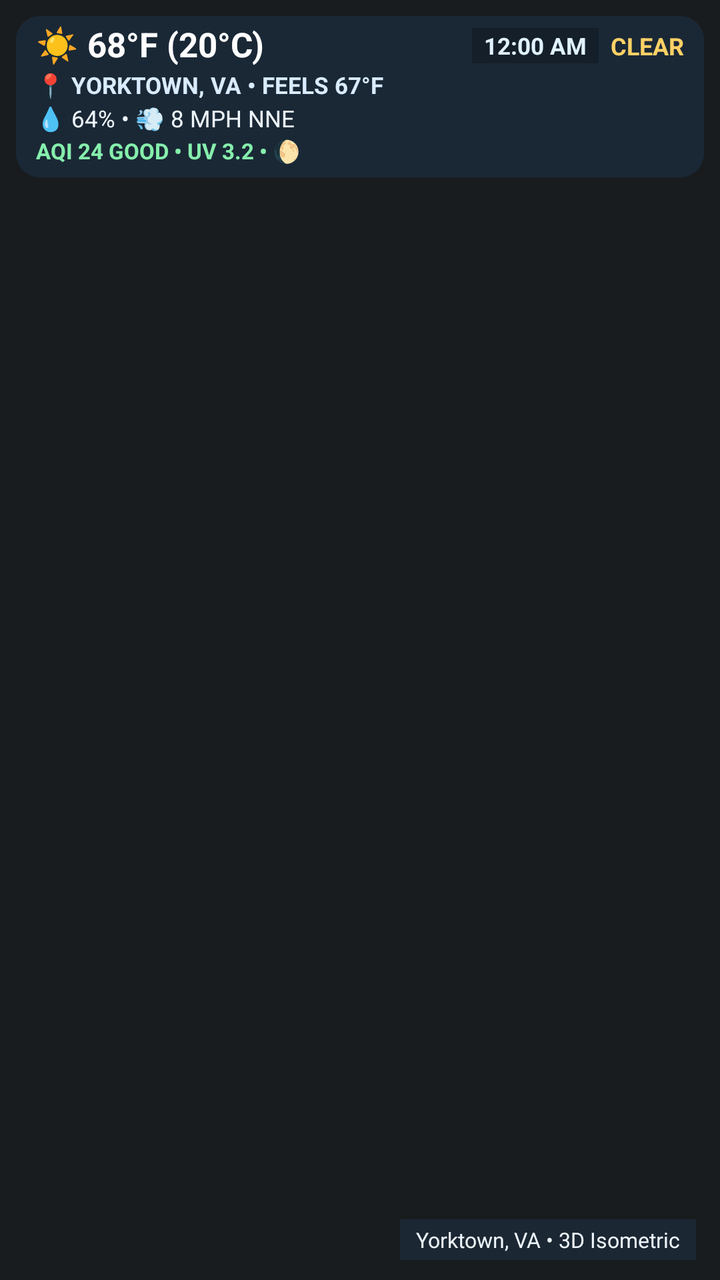
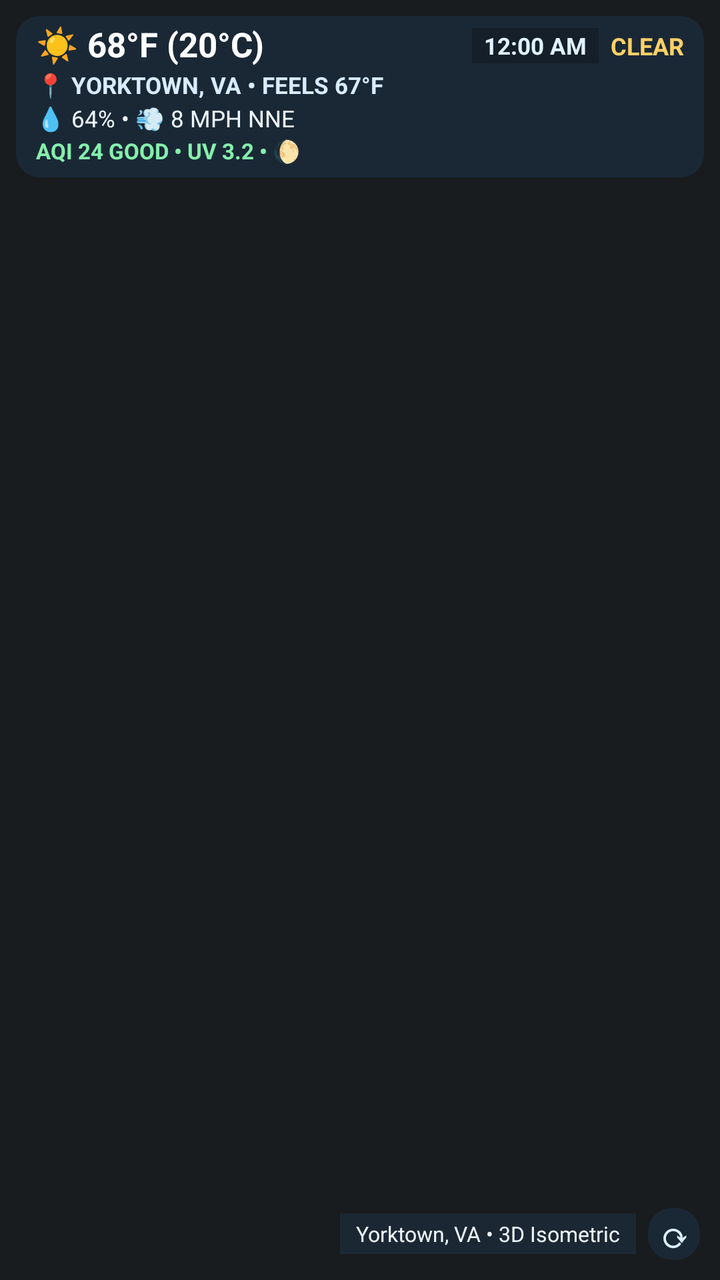

Two renders of the same Android screen: before a commit and after it. Below are the layout's source before the change and the commit's diff.
<!-- AndroidManifest.xml: application theme android:Theme.DeviceDefault.NoActionBar -->
<!-- res/layout/widget_isometric_weather.xml -->
<?xml version="1.0" encoding="utf-8"?>
<FrameLayout xmlns:android="http://schemas.android.com/apk/res/android"
    android:id="@+id/widget_root"
    android:layout_width="match_parent"
    android:layout_height="match_parent"
    android:padding="2dp">

    
    <ViewFlipper
        android:id="@+id/widget_flipper"
        android:layout_width="match_parent"
        android:layout_height="match_parent"
        android:autoStart="true"
        android:flipInterval="520">

        <ImageView
            android:id="@+id/widget_frame_0"
            android:layout_width="match_parent"
            android:layout_height="match_parent"
            android:scaleType="fitCenter"
            android:contentDescription="3D Isometric Weather Frame 1" />

        <ImageView
            android:id="@+id/widget_frame_1"
            android:layout_width="match_parent"
            android:layout_height="match_parent"
            android:scaleType="fitCenter"
            android:contentDescription="3D Isometric Weather Frame 2" />

        <ImageView
            android:id="@+id/widget_frame_2"
            android:layout_width="match_parent"
            android:layout_height="match_parent"
            android:scaleType="fitCenter"
            android:contentDescription="3D Isometric Weather Frame 3" />

        <ImageView
            android:id="@+id/widget_frame_3"
            android:layout_width="match_parent"
            android:layout_height="match_parent"
            android:scaleType="fitCenter"
            android:contentDescription="3D Isometric Weather Frame 4" />
    </ViewFlipper>

    
    <LinearLayout
        android:id="@+id/widget_hud_top_bar"
        android:layout_width="match_parent"
        android:layout_height="wrap_content"
        android:layout_gravity="top"
        android:layout_marginStart="6dp"
        android:layout_marginEnd="6dp"
        android:layout_marginTop="6dp"
        android:orientation="vertical"
        android:background="@drawable/hud_background"
        android:paddingStart="10dp"
        android:paddingEnd="10dp"
        android:paddingTop="5dp"
        android:paddingBottom="6dp">

        
        <LinearLayout
            android:layout_width="match_parent"
            android:layout_height="wrap_content"
            android:orientation="horizontal"
            android:gravity="center_vertical">

            <TextView
                android:id="@+id/hud_bar_temp"
                android:layout_width="wrap_content"
                android:layout_height="wrap_content"
                android:text="☀️ 68°F (20°C)"
                android:textColor="#FFFFFF"
                android:textSize="17sp"
                android:textStyle="bold"
                android:includeFontPadding="false"
                android:maxLines="1" />

            <LinearLayout
                android:layout_width="0dp"
                android:layout_height="wrap_content"
                android:layout_weight="1"
                android:gravity="end|center_vertical"
                android:orientation="horizontal">

                <FrameLayout
                    android:id="@+id/hud_bar_clock_container"
                    android:layout_width="wrap_content"
                    android:layout_height="wrap_content"
                    android:clickable="true"
                    android:focusable="true">

                    <TextClock
                        android:id="@+id/hud_bar_clock"
                        android:layout_width="wrap_content"
                        android:layout_height="wrap_content"
                        android:format12Hour="h:mm a"
                        android:format24Hour="HH:mm"
                        android:textColor="#E0F2FE"
                        android:textSize="11.5sp"
                        android:textStyle="bold"
                        android:background="#38000000"
                        android:paddingStart="6dp"
                        android:paddingEnd="6dp"
                        android:paddingTop="1dp"
                        android:paddingBottom="1dp"
                        android:layout_marginEnd="6dp"
                        android:clickable="true"
                        android:focusable="true" />
                </FrameLayout>

                <TextView
                    android:id="@+id/hud_bar_condition"
                    android:layout_width="wrap_content"
                    android:layout_height="wrap_content"
                    android:text="CLEAR"
                    android:textColor="#FFD166"
                    android:textSize="12sp"
                    android:textStyle="bold"
                    android:maxLines="1"
                    android:ellipsize="end" />
            </LinearLayout>
        </LinearLayout>

        
        <TextView
            android:id="@+id/hud_bar_condition_loc"
            android:layout_width="match_parent"
            android:layout_height="wrap_content"
            android:layout_marginTop="2dp"
            android:text="📍 YORKTOWN, VA • FEELS 67°F"
            android:textColor="#D9ECFF"
            android:textSize="11.5sp"
            android:textStyle="bold"
            android:maxLines="1"
            android:ellipsize="end" />

        
        <TextView
            android:id="@+id/hud_bar_wind_hum"
            android:layout_width="match_parent"
            android:layout_height="wrap_content"
            android:layout_marginTop="1dp"
            android:text="💧 64% • 💨 8 MPH NNE"
            android:textColor="#EEF6FC"
            android:textSize="11.5sp"
            android:maxLines="1"
            android:ellipsize="end" />

        
        <TextView
            android:id="@+id/hud_bar_badges"
            android:layout_width="match_parent"
            android:layout_height="wrap_content"
            android:layout_marginTop="1dp"
            android:text="AQI 24 GOOD • UV 3.2 • 🌔"
            android:textColor="#86EFAC"
            android:textSize="11sp"
            android:textStyle="bold"
            android:maxLines="1"
            android:ellipsize="end" />
    </LinearLayout>

    
    <LinearLayout
        android:id="@+id/widget_camera_bar"
        android:layout_width="wrap_content"
        android:layout_height="wrap_content"
        android:layout_gravity="bottom|start"
        android:layout_marginStart="10dp"
        android:layout_marginBottom="8dp"
        android:orientation="horizontal"
        android:background="#CC142230"
        android:paddingStart="6dp"
        android:paddingEnd="6dp"
        android:paddingTop="2dp"
        android:paddingBottom="2dp"
        android:visibility="gone">

        <TextView
            android:id="@+id/btn_zoom_out"
            android:layout_width="28dp"
            android:layout_height="26dp"
            android:gravity="center"
            android:text="➖"
            android:textColor="#E6F2FF"
            android:textSize="12sp" />

        <TextView
            android:id="@+id/btn_zoom_in"
            android:layout_width="28dp"
            android:layout_height="26dp"
            android:gravity="center"
            android:text="➕"
            android:textColor="#E6F2FF"
            android:textSize="12sp" />

        <TextView
            android:id="@+id/btn_pan_left"
            android:layout_width="28dp"
            android:layout_height="26dp"
            android:gravity="center"
            android:text="◀"
            android:textColor="#E6F2FF"
            android:textSize="12sp" />

        <TextView
            android:id="@+id/btn_cam_reset"
            android:layout_width="28dp"
            android:layout_height="26dp"
            android:gravity="center"
            android:text="🎯"
            android:textColor="#FFD166"
            android:textSize="12sp" />

        <TextView
            android:id="@+id/btn_pan_right"
            android:layout_width="28dp"
            android:layout_height="26dp"
            android:gravity="center"
            android:text="▶"
            android:textColor="#E6F2FF"
            android:textSize="12sp" />

        <TextView
            android:id="@+id/btn_open_config"
            android:layout_width="30dp"
            android:layout_height="26dp"
            android:gravity="center"
            android:text="⚙️"
            android:textColor="#FFFFFF"
            android:textSize="12sp" />
    </LinearLayout>

    
    <TextView
        android:id="@+id/widget_bottom_badge"
        android:layout_width="wrap_content"
        android:layout_height="wrap_content"
        android:layout_gravity="bottom|end"
        android:layout_marginEnd="10dp"
        android:layout_marginBottom="8dp"
        android:background="#B81C2C3C"
        android:paddingStart="8dp"
        android:paddingEnd="8dp"
        android:paddingTop="3dp"
        android:paddingBottom="3dp"
        android:text="Yorktown, VA • 3D Isometric"
        android:textColor="#EEF6FC"
        android:textSize="10.5sp"
        android:singleLine="true" />
</FrameLayout>
<!-- resources referenced by this layout -->
<resources>
  <!-- drawable hud_background (drawable) -->
  <?xml version="1.0" encoding="utf-8"?>
  <shape xmlns:android="http://schemas.android.com/apk/res/android" android:shape="rectangle">
      <solid android:color="#C41B2D3E" />
      <corners android:radius="12dp" />
  </shape>
</resources>

<!-- the commit's change to res/layout/widget_isometric_weather.xml (unified diff, before → after) -->
@@ -233,20 +233,41 @@
     </LinearLayout>
 
     
-    <TextView
-        android:id="@+id/widget_bottom_badge"
+    <LinearLayout
+        android:id="@+id/widget_bottom_bar"
         android:layout_width="wrap_content"
         android:layout_height="wrap_content"
         android:layout_gravity="bottom|end"
-        android:layout_marginEnd="10dp"
+        android:layout_marginEnd="8dp"
         android:layout_marginBottom="8dp"
-        android:background="#B81C2C3C"
-        android:paddingStart="8dp"
-        android:paddingEnd="8dp"
-        android:paddingTop="3dp"
-        android:paddingBottom="3dp"
-        android:text="Yorktown, VA • 3D Isometric"
-        android:textColor="#EEF6FC"
-        android:textSize="10.5sp"
-        android:singleLine="true" />
+        android:gravity="center_vertical"
+        android:orientation="horizontal">
+
+        <TextView
+            android:id="@+id/widget_bottom_badge"
+            android:layout_width="wrap_content"
+            android:layout_height="wrap_content"
+            android:background="#B81C2C3C"
+            android:paddingStart="8dp"
+            android:paddingEnd="8dp"
+            android:paddingTop="3dp"
+            android:paddingBottom="3dp"
+            android:text="Yorktown, VA • 3D Isometric"
+            android:textColor="#EEF6FC"
+            android:textSize="10.5sp"
+            android:singleLine="true" />
+
+        <TextView
+            android:id="@+id/btn_widget_refresh"
+            android:layout_width="26dp"
+            android:layout_height="26dp"
+            android:layout_marginStart="6dp"
+            android:gravity="center"
+            android:text="⟳"
+            android:textColor="#DDF0FF"
+            android:textSize="17sp"
+            android:textStyle="bold"
+            android:background="@drawable/hud_background"
+            android:contentDescription="Refresh Weather and Location" />
+    </LinearLayout>
 </FrameLayout>
